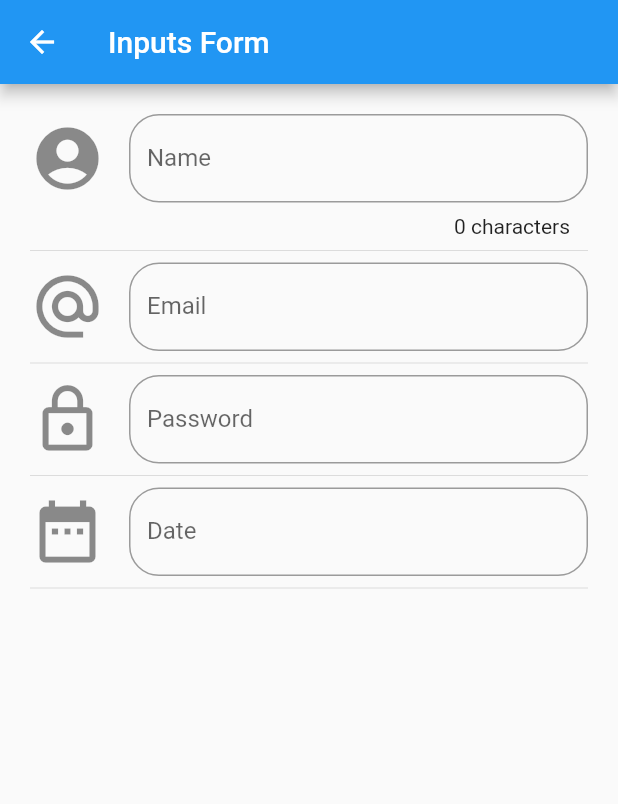
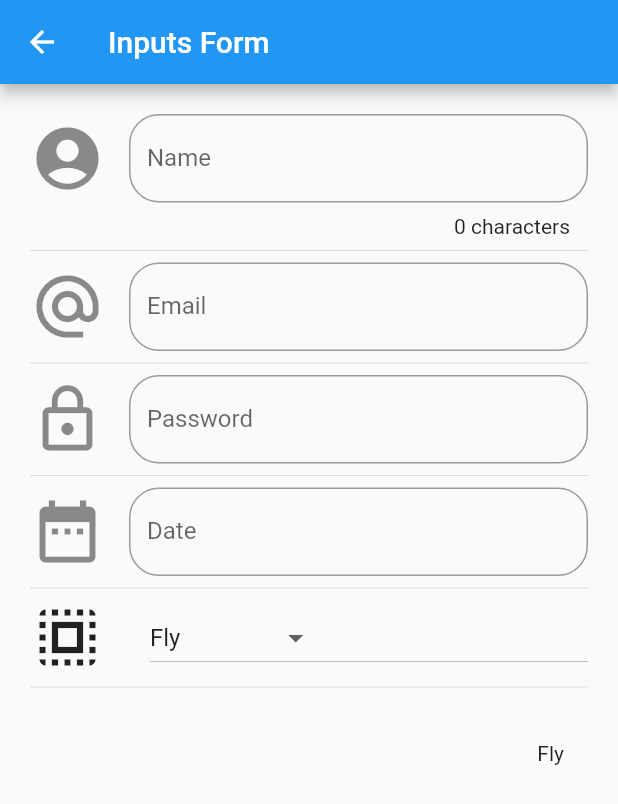
Before and after one commit to adrian-poveda/components-app, a Flutter app: the InputsPage screen opened by its route, on a phone screen of 412 x 824 dp. Shown: the top 804 px of the screen. Run offline on Flutter 3.47's test engine with Material 2 defaults, Android fonts, the phone set to English and light mode, and no system bars.

Commit message:
Dropdown and DropdownMenuItem

```diff
--- a/lib/src/pages/inputs_page.dart
+++ b/lib/src/pages/inputs_page.dart
@@ -15,6 +15,8 @@ class _InputsPageState extends State<InputsPage> {
   String _finalSelectedDate = '';
   DateTime dateTime = DateTime.now();
   TextEditingController _inputDateTimeController = new TextEditingController();
+  List<String> _powers = ['Fly', 'X Rays', 'Superpower'];
+  String _selectedPower = 'Fly';
 
   @override
   Widget build(BuildContext context) {
@@ -32,6 +34,8 @@ class _InputsPageState extends State<InputsPage> {
           _createPasswordInput(),
           Divider(),
           _createDateInput(context),
+          Divider(),
+          _createDropdown(),
           Divider(),
           _createPerson()
         ],
@@ -65,15 +69,7 @@ class _InputsPageState extends State<InputsPage> {
 
   }
 
-  Widget _createPerson() {
 
-
-    return ListTile(
-      title: Text('$_name'),
-      subtitle: Text('$_email'),
-    );
-
-  }
 
   Widget _createEmailInput() {
 
@@ -152,7 +148,7 @@ class _InputsPageState extends State<InputsPage> {
     DateTime picked = await showDatePicker(
       context: context,
       initialDate: dateTime,
-      locale: Locale('en', 'US'),
+      locale: Locale('es', 'ES'),
       firstDate: new DateTime(2018),
       lastDate: new DateTime(2025),
     ); //porque devuelve un Future
@@ -166,4 +162,60 @@ class _InputsPageState extends State<InputsPage> {
       });
     }
   }
+
+  List<DropdownMenuItem<String>> getOptionsDropdown(){
+      List<DropdownMenuItem<String>> list = new List();
+      _powers.forEach((power){
+        list.add(DropdownMenuItem(
+          child: Text(power),
+          value: power,
+
+        ));
+      });
+      return list;
 }
+
+Widget _createDropdown() {
+
+    return Row(
+      children: [
+        Icon(Icons.select_all, size: 50),
+        SizedBox(width: 30),
+        Expanded(
+                  child: DropdownButton(
+            value: _selectedPower,
+            items: getOptionsDropdown(),
+            onChanged: (opt){
+              setState(() {
+                _selectedPower = opt;
+              });
+            },
+          ),
+        )
+      ],
+    );
+
+    // return DropdownButton(
+    //   value: _selectedPower,
+    //   items: getOptionsDropdown(),
+    //   onChanged: (opt){
+    //     setState(() {
+    //       _selectedPower = opt;
+    //     });
+
+    //   },
+    // );
+  }
+
+
+    Widget _createPerson() {
+
+
+    return ListTile(
+      title: Text('$_name'),
+      subtitle: Text('$_email'),
+      trailing: Text('$_selectedPower'),
+    );
+
+  }
+}
```
